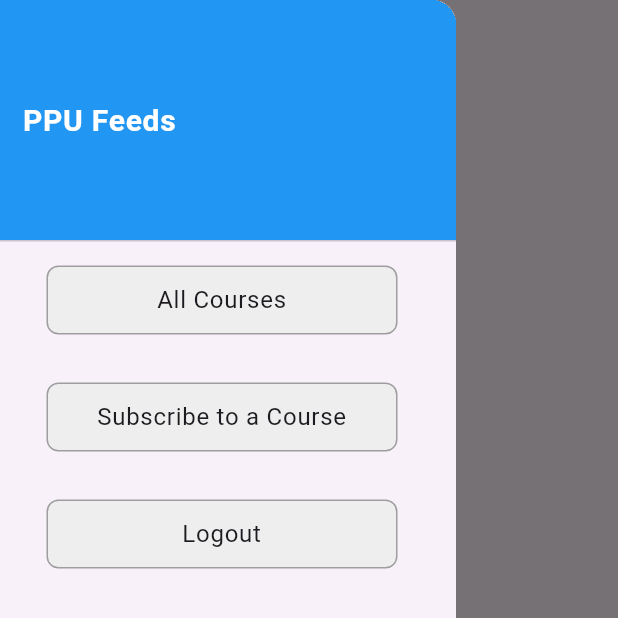
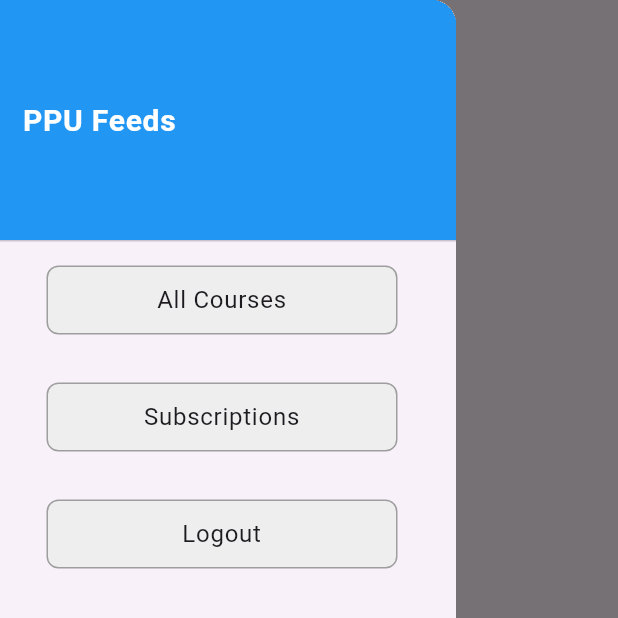
Before and after one commit to saifaldinkomi/Flutter_project, a Flutter app: the PostPage screen opened directly with empty values, with the side drawer open, on a phone screen of 412 x 824 dp, the top half of it. Run offline on Flutter 3.47's test engine with Material 3 defaults, Android fonts, the phone set to English and light mode, and no system bars; network calls fail.

Commit message:
edit all code

```diff
--- a/lib/view_models/login_viewmodel.dart
+++ b/lib/view_models/login_viewmodel.dart
@@ -6,11 +6,10 @@ import 'package:saif_final/views/subscribed_courses_page.dart';
 
 class LoginViewModel {
   String? errorMessage;
-///////////////////////////////////edit
   Future<void> login(LoginModel loginData, BuildContext context) async {
     errorMessage = null;
 
-    const String loginUrl = "http://feeds.ppu.edu/api/login";
+    String loginUrl = "http://feeds.ppu.edu/api/login";
 
     try {
       final response = await http.post(
@@ -24,7 +23,7 @@ class LoginViewModel {
         if (jsonObject['status'] == 'success') {
           String token = jsonObject['session_token'];
           ScaffoldMessenger.of(context).showSnackBar(
-            const SnackBar(content: Text('Login Successful!')),
+            SnackBar(content: Text('Login Successful!')),
           );
           Navigator.push(
             context,
--- a/lib/views/Post_page.dart
+++ b/lib/views/Post_page.dart
@@ -77,31 +77,31 @@ class _PostPageState extends State<PostPage> {
   Widget build(BuildContext context) {
     return Scaffold(
       appBar: AppBar(
-        title: const Text("Post Page"),
+        title: Text("Post Page"),
       ),
       drawer: DrowerPage(token: widget.token),
       body: isLoading
-          ? const Center(child: CircularProgressIndicator())
+          ? Center(child: CircularProgressIndicator())
           : posts.isEmpty
-              ? const Center(child: Text("No posts available"))
+              ? Center(child: Text("No posts available"))
               : ListView.builder(
                   itemCount: posts.length,
                   itemBuilder: (context, index) {
                     final post = posts[index];
                     return Card(
-                      margin: const EdgeInsets.all(8.0),
+                      margin: EdgeInsets.all(8.0),
                       child: ListTile(
                         title: Text(post.author),
                         subtitle: Column(
                           crossAxisAlignment: CrossAxisAlignment.start,
                           children: [
                             Text(post.body),
-                            const SizedBox(height: 8),
+                            SizedBox(height: 8),
                             Text("Posted on: ${post.datePosted}"),
                           ],
                         ),
                         trailing: IconButton(
-                          icon: const Icon(Icons.edit),
+                          icon: Icon(Icons.edit),
                           onPressed: () => _showEditDialog(context, post),
                         ),
                         onTap: () {
@@ -123,7 +123,7 @@ class _PostPageState extends State<PostPage> {
                 ),
       floatingActionButton: FloatingActionButton(
         onPressed: () => _showPostDialog(context),
-        child: const Icon(Icons.add),
+        child: Icon(Icons.add),
       ),
     );
   }
@@ -134,24 +134,23 @@ class _PostPageState extends State<PostPage> {
     showDialog(
       context: context,
       builder: (context) => AlertDialog(
-        title: const Text("Add New Post"),
+        title: Text("Add New Post"),
         content: TextField(
           controller: controller,
-          decoration:
-              const InputDecoration(hintText: "Enter your post content"),
+          decoration: InputDecoration(hintText: "Enter your post content"),
           maxLines: 4,
         ),
         actions: [
           TextButton(
             onPressed: () => Navigator.of(context).pop(),
-            child: const Text("Cancel"),
+            child: Text("Cancel"),
           ),
           TextButton(
             onPressed: () {
               addPost(controller.text);
               Navigator.of(context).pop();
             },
-            child: const Text("Post"),
+            child: Text("Post"),
           ),
         ],
       ),
@@ -165,23 +164,23 @@ class _PostPageState extends State<PostPage> {
     showDialog(
       context: context,
       builder: (context) => AlertDialog(
-        title: const Text("Edit Post"),
+        title: Text("Edit Post"),
         content: TextField(
           controller: controller,
-          decoration: const InputDecoration(hintText: "Edit your post content"),
+          decoration: InputDecoration(hintText: "Edit your post content"),
           maxLines: 4,
         ),
         actions: [
           TextButton(
             onPressed: () => Navigator.of(context).pop(),
-            child: const Text("Cancel"),
+            child: Text("Cancel"),
           ),
           TextButton(
             onPressed: () {
               editPost(post.id, controller.text);
               Navigator.of(context).pop();
             },
-            child: const Text("Update"),
+            child: Text("Update"),
           ),
         ],
       ),
--- a/lib/views/course_detail_page.dart
+++ b/lib/views/course_detail_page.dart
@@ -20,7 +20,7 @@ class CourseDetailPage extends StatelessWidget {
       ),
       drawer: DrowerPage(token: token),
       body: Padding(
-        padding: const EdgeInsets.all(16.0),
+        padding: EdgeInsets.all(16.0),
         child: Column(
           crossAxisAlignment: CrossAxisAlignment.start,
           children: [
--- a/lib/views/drawer.dart
+++ b/lib/views/drawer.dart
@@ -5,7 +5,7 @@ import 'package:saif_final/views/subscribed_courses_page.dart';
 
 class DrowerPage extends StatefulWidget {
   final String token;
-  const DrowerPage({required this.token, super.key});
+  DrowerPage({required this.token, super.key});
 
   @override
   State<DrowerPage> createState() => _DrowerPageState();
@@ -33,21 +33,20 @@ class _DrowerPageState extends State<DrowerPage> {
                 ),
               ),
             ),
-            margin: const EdgeInsets.all(0),
-            padding: const EdgeInsets.symmetric(vertical: 5, horizontal: 15),
+            margin: EdgeInsets.all(0),
+            padding: EdgeInsets.symmetric(vertical: 5, horizontal: 15),
           ),
           Padding(
-            padding:
-                const EdgeInsets.symmetric(horizontal: 15.0, vertical: 8.0),
+            padding: EdgeInsets.symmetric(horizontal: 15.0, vertical: 8.0),
             child: ListTile(
               title: Container(
-                padding: const EdgeInsets.all(10),
+                padding: EdgeInsets.all(10),
                 decoration: BoxDecoration(
                   color: Colors.grey[200],
                   border: Border.all(color: Colors.grey),
                   borderRadius: BorderRadius.circular(8),
                 ),
-                child: const Text(
+                child: Text(
                   "All Courses",
                   textAlign: TextAlign.center,
                   style: TextStyle(fontSize: 16),
@@ -63,18 +62,17 @@ class _DrowerPageState extends State<DrowerPage> {
             ),
           ),
           Padding(
-            padding:
-                const EdgeInsets.symmetric(horizontal: 15.0, vertical: 8.0),
+            padding: EdgeInsets.symmetric(horizontal: 15.0, vertical: 8.0),
             child: ListTile(
               title: Container(
-                padding: const EdgeInsets.all(10),
+                padding: EdgeInsets.all(10),
                 decoration: BoxDecoration(
                   color: Colors.grey[200],
                   border: Border.all(color: Colors.grey),
                   borderRadius: BorderRadius.circular(8),
                 ),
-                child: const Text(
-                  "Subscribe to a Course",
+                child: Text(
+                  "Subscriptions",
                   textAlign: TextAlign.center,
                   style: TextStyle(fontSize: 16),
                 ),
@@ -90,17 +88,16 @@ class _DrowerPageState extends State<DrowerPage> {
             ),
           ),
           Padding(
-            padding:
-                const EdgeInsets.symmetric(horizontal: 15.0, vertical: 8.0),
+            padding: EdgeInsets.symmetric(horizontal: 15.0, vertical: 8.0),
             child: ListTile(
               title: Container(
-                padding: const EdgeInsets.all(10),
+                padding: EdgeInsets.all(10),
                 decoration: BoxDecoration(
                   color: Colors.grey[200],
                   border: Border.all(color: Colors.grey),
                   borderRadius: BorderRadius.circular(8),
                 ),
-                child: const Text(
+                child: Text(
                   "Logout",
                   textAlign: TextAlign.center,
                   style: TextStyle(fontSize: 16),
```
Also changed, not shown: lib/views/comments_page.dart (+56 -48 lines), lib/views/course_list_page.dart (+18 -12 lines), lib/views/login_page.dart (+16 -17 lines), lib/views/subscribed_courses_page.dart (+6 -6 lines).
